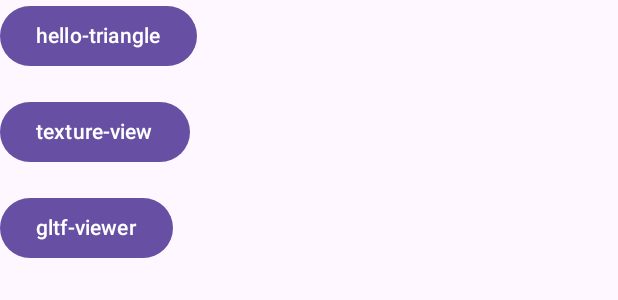
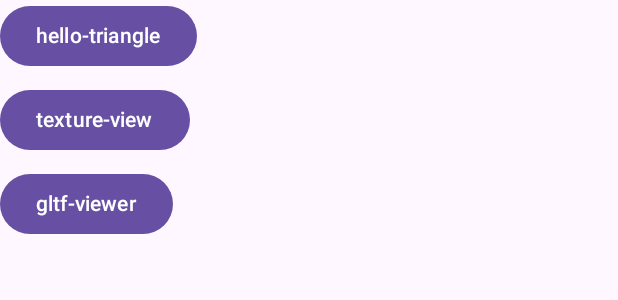
Before and after one commit to Kaito-Dogi/android-filament-sample, an Android app built with Jetpack Compose: the @Preview function MainScreenPreview, on a phone screen of 412 x 824 dp. Shown: the top 300 px of the screen. Run offline under Robolectric (Android 15) with nearby library versions, the phone set to English and light mode, and no system bars; network calls fail.

Commit message:
style: scaffold を使用

```diff
--- a/app/src/main/java/app/doggy/filamentsample/MainScreen.kt
+++ b/app/src/main/java/app/doggy/filamentsample/MainScreen.kt
@@ -2,7 +2,9 @@ package app.doggy.filamentsample
 
 import androidx.compose.foundation.layout.Column
 import androidx.compose.foundation.layout.fillMaxSize
+import androidx.compose.foundation.layout.padding
 import androidx.compose.material3.MaterialTheme
+import androidx.compose.material3.Scaffold
 import androidx.compose.material3.Surface
 import androidx.compose.runtime.Composable
 import androidx.compose.ui.Modifier
@@ -11,10 +13,12 @@ import app.doggy.filamentsample.component.SampleSection
 
 @Composable
 internal fun MainScreen() {
-  Surface(
+  Scaffold(
     modifier = Modifier.fillMaxSize(),
-  ) {
-    Column {
+  ) { innerPadding ->
+    Column(
+        modifier = Modifier.padding(innerPadding),
+    ) {
       SampleSection()
     }
   }
--- a/app/src/main/java/app/doggy/filamentsample/component/SampleSection.kt
+++ b/app/src/main/java/app/doggy/filamentsample/component/SampleSection.kt
@@ -17,7 +17,7 @@ internal fun SampleSection(
   val context = LocalContext.current
   Column(
     modifier = modifier,
-    verticalArrangement = Arrangement.spacedBy(16.dp),
+    verticalArrangement = Arrangement.spacedBy(8.dp),
   ) {
     Button(onClick = { context.startActivity(HelloTriangleActivity.newIntent(context)) }) {
       Text(text = "hello-triangle")
```
